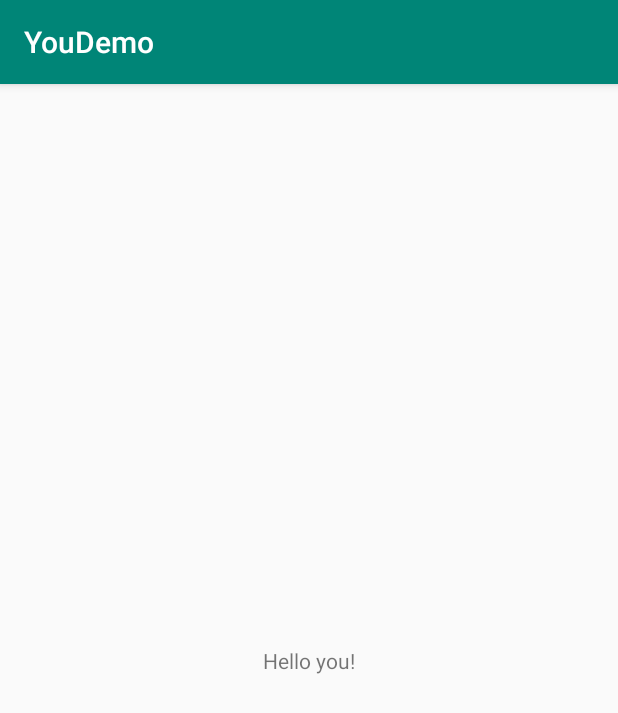
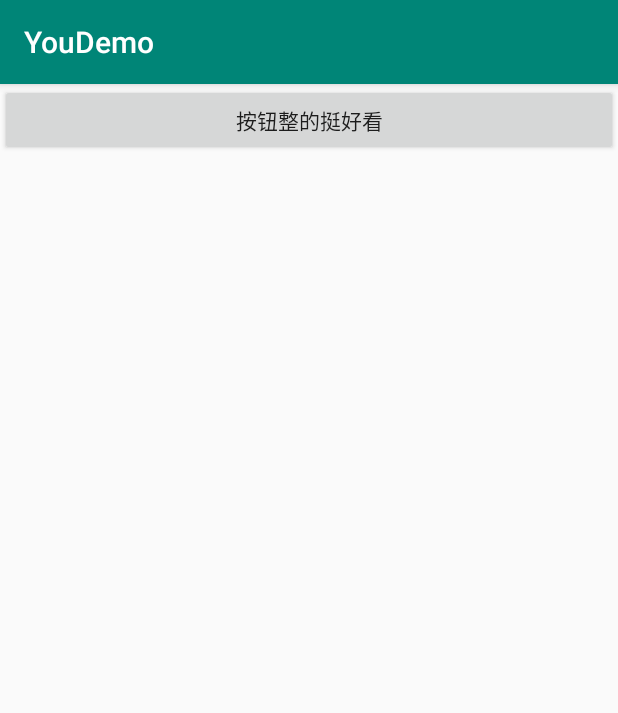
Before and after one commit to you0521/YouDemo, an Android app: the screen it shows after launch (MainActivity), on a phone screen of 412 x 824 dp. Shown: the top 713 px of the screen. Run offline under Robolectric (Android 15) with nearby library versions, the phone set to English and light mode, and no system bars.

Commit message:
按钮1：SuperButton

```diff
--- a/app/build.gradle
+++ b/app/build.gradle
@@ -5,7 +5,7 @@ android {
     buildToolsVersion "29.0.3"
     defaultConfig {
         applicationId "com.example.youdemo"
-        minSdkVersion 15
+        minSdkVersion 21
         targetSdkVersion 29
         versionCode 1
         versionName "1.0"
@@ -26,4 +26,5 @@ dependencies {
     testImplementation 'junit:junit:4.12'
     androidTestImplementation 'androidx.test.ext:junit:1.1.2'
     androidTestImplementation 'androidx.test.espresso:espresso-core:3.3.0'
+    implementation 'top.androidman:superbutton:1.0.1'
 }
--- a/app/src/main/AndroidManifest.xml
+++ b/app/src/main/AndroidManifest.xml
@@ -9,6 +9,7 @@
         android:roundIcon="@mipmap/ic_launcher_round"
         android:supportsRtl="true"
         android:theme="@style/AppTheme">
+        <activity android:name=".Activity.ButtonOneActivity"></activity>
         <activity android:name=".MainActivity">
             <intent-filter>
                 <action android:name="android.intent.action.MAIN" />
--- a/app/src/main/java/com/example/youdemo/MainActivity.java
+++ b/app/src/main/java/com/example/youdemo/MainActivity.java
@@ -1,14 +1,41 @@
 package com.example.youdemo;
+
+import android.os.Bundle;
+import android.view.View;
+import android.widget.Button;
 
 import androidx.appcompat.app.AppCompatActivity;
 
-import android.os.Bundle;
+import com.example.youdemo.Activity.ButtonOneActivity;
+import com.example.youdemo.Utils.IntentUtils;
 
-public class MainActivity extends AppCompatActivity {
+public class MainActivity extends AppCompatActivity implements View.OnClickListener {
+
+    /**
+     * 按钮整的挺好看
+     */
+    private Button mBtnOne;
 
     @Override
     protected void onCreate(Bundle savedInstanceState) {
         super.onCreate(savedInstanceState);
         setContentView(R.layout.activity_main);
+        initView();
+    }
+
+    private void initView() {
+        mBtnOne = (Button) findViewById(R.id.btn_one);
+        mBtnOne.setOnClickListener(this);
+    }
+
+    @Override
+    public void onClick(View v) {
+        switch (v.getId()) {
+            default:
+                break;
+            case R.id.btn_one:
+                IntentUtils.startIntent(this, ButtonOneActivity.class);
+                break;
+        }
     }
 }
--- a/app/src/main/res/layout/activity_main.xml
+++ b/app/src/main/res/layout/activity_main.xml
@@ -1,18 +1,29 @@
 <?xml version="1.0" encoding="utf-8"?>
-<androidx.constraintlayout.widget.ConstraintLayout xmlns:android="http://schemas.android.com/apk/res/android"
+<RelativeLayout xmlns:android="http://schemas.android.com/apk/res/android"
     xmlns:app="http://schemas.android.com/apk/res-auto"
     xmlns:tools="http://schemas.android.com/tools"
     android:layout_width="match_parent"
     android:layout_height="match_parent"
     tools:context=".MainActivity">
 
-    <TextView
-        android:layout_width="wrap_content"
+    <ScrollView
+        android:layout_width="match_parent"
         android:layout_height="wrap_content"
-        android:text="Hello you!"
-        app:layout_constraintBottom_toBottomOf="parent"
-        app:layout_constraintLeft_toLeftOf="parent"
-        app:layout_constraintRight_toRightOf="parent"
-        app:layout_constraintTop_toTopOf="parent" />
+        android:overScrollMode="never">
 
-</androidx.constraintlayout.widget.ConstraintLayout>
+        <LinearLayout
+            android:layout_width="match_parent"
+            android:layout_height="wrap_content"
+            android:orientation="vertical">
+
+            <Button
+                android:id="@+id/btn_one"
+                android:layout_width="match_parent"
+                android:layout_height="wrap_content"
+                android:text="按钮整的挺好看" />
+
+        </LinearLayout>
+
+    </ScrollView>
+
+</RelativeLayout>
```
Also changed, not shown: app/src/main/java/com/example/youdemo/Activity/ButtonOneActivity.java (added, +16 -0 lines), app/src/main/java/com/example/youdemo/Utils/IntentUtils.java (added, +57 -0 lines), app/src/main/res/layout/activity_button_one.xml (added, +64 -0 lines).
